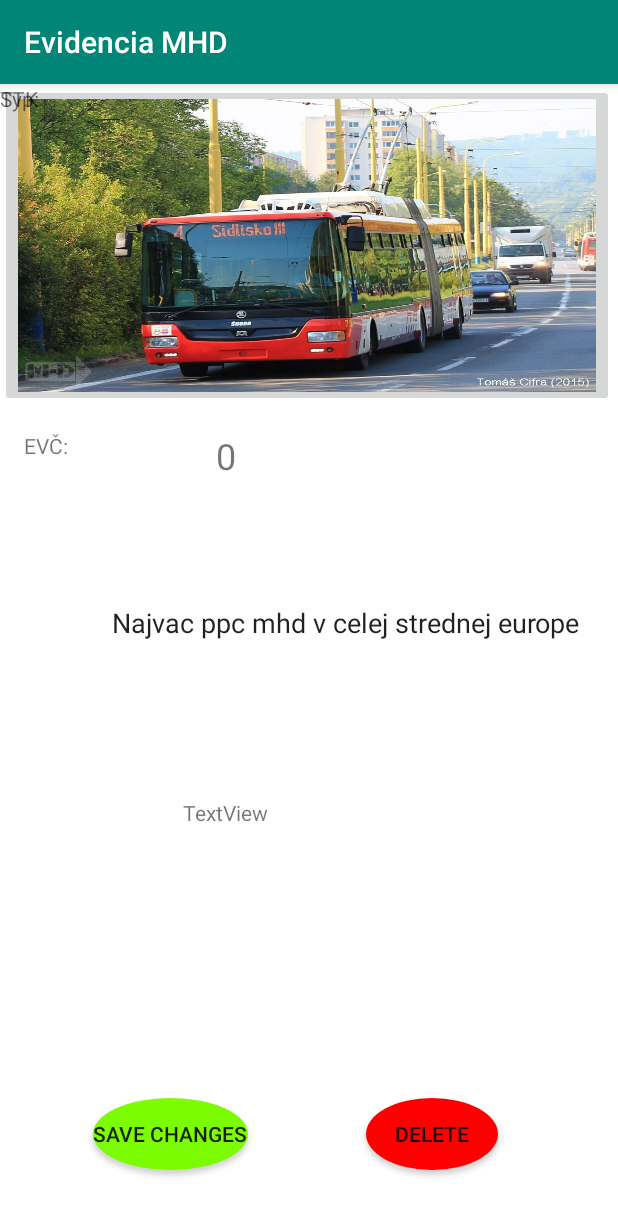
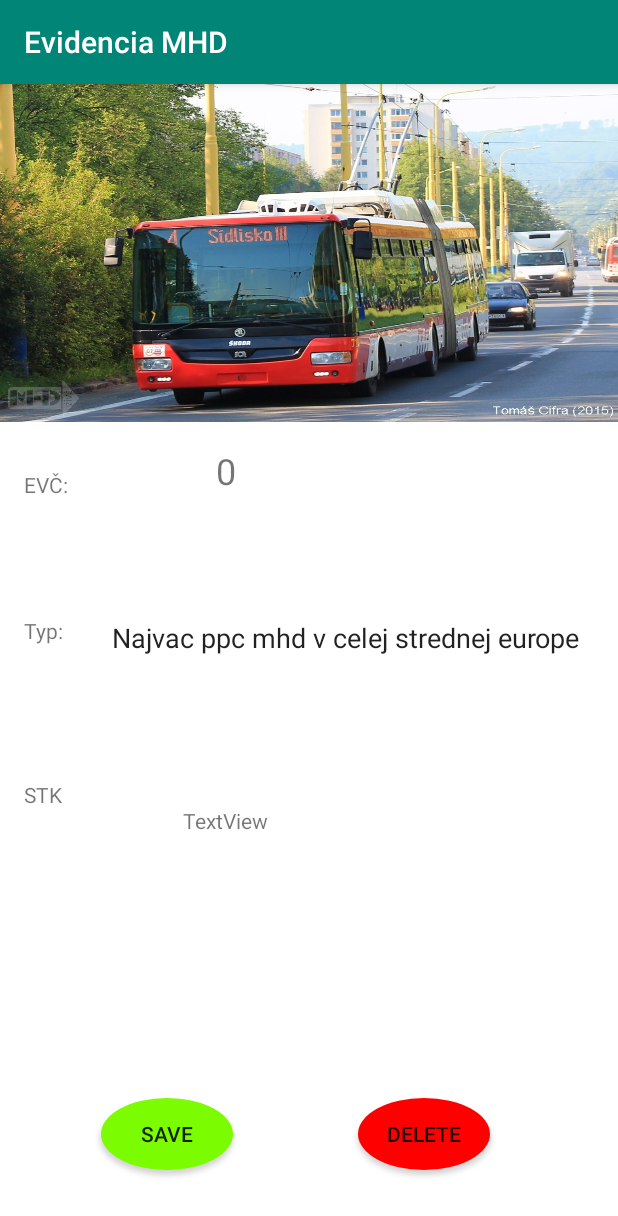
Before and after one commit to wittnerik/EvidenciaMHDapp, an Android app: the InformacieOVozidle screen opened directly, with no data from a screen before it, on a phone screen of 412 x 824 dp. Shown: the top 1216 px of the screen. Run offline under Robolectric (Android 15) with nearby library versions, the phone set to English and light mode, and no system bars; our stand-ins replace Firebase (no records; nobody signed in at launch, a user with empty details on screens opened directly); 1 statement that could not run was skipped.

Commit message:
Constraint fix

```diff
--- a/app/src/main/res/layout/informacie_o_vozidle.xml
+++ b/app/src/main/res/layout/informacie_o_vozidle.xml
@@ -20,10 +20,14 @@
 
     <ImageButton
         android:id="@+id/MHD"
-        android:layout_width="409dp"
-        android:layout_height="215dp"
+        android:layout_width="414dp"
+        android:layout_height="225dp"
+        android:layout_marginEnd="8dp"
+        android:background="@android:drawable/screen_background_light_transparent"
         android:scaleType="fitXY"
         android:src="@drawable/mhd"
+        app:layout_constraintEnd_toEndOf="parent"
+        app:layout_constraintHorizontal_bias="0.111"
         app:layout_constraintStart_toStartOf="parent"
         app:layout_constraintTop_toTopOf="parent" />
 
@@ -52,7 +56,7 @@
         android:layout_marginBottom="44dp"
         android:background="@drawable/round_button"
         android:gravity="center_vertical|center_horizontal"
-        android:text="Save changes"
+        android:text="Save"
         app:layout_constraintBottom_toBottomOf="parent"
         app:layout_constraintEnd_toStartOf="@+id/buttonDelete"
         app:layout_constraintStart_toStartOf="parent" />
@@ -87,28 +91,32 @@
 
     <TextView
         android:id="@+id/textView2"
-        android:layout_width="wrap_content"
-        android:layout_height="wrap_content"
+        android:layout_width="30dp"
+        android:layout_height="17dp"
         android:layout_marginStart="16dp"
-        android:layout_marginTop="231dp"
+        android:layout_marginTop="32dp"
         android:text="EVČ:"
         app:layout_constraintStart_toStartOf="parent"
-        app:layout_constraintTop_toTopOf="parent" />
+        app:layout_constraintTop_toBottomOf="@+id/MHD" />
 
     <TextView
         android:id="@+id/textView3"
         android:layout_width="wrap_content"
         android:layout_height="wrap_content"
+        android:layout_marginStart="16dp"
+        android:layout_marginTop="80dp"
         android:text="Typ:"
-        tools:layout_editor_absoluteX="16dp"
-        tools:layout_editor_absoluteY="344dp" />
+        app:layout_constraintStart_toStartOf="parent"
+        app:layout_constraintTop_toBottomOf="@+id/textView2" />
 
     <TextView
         android:id="@+id/textView4"
         android:layout_width="wrap_content"
         android:layout_height="wrap_content"
+        android:layout_marginStart="16dp"
+        android:layout_marginTop="90dp"
         android:text="STK"
-        tools:layout_editor_absoluteX="16dp"
-        tools:layout_editor_absoluteY="471dp" />
+        app:layout_constraintStart_toStartOf="parent"
+        app:layout_constraintTop_toBottomOf="@+id/textView3" />
 
 </android.support.constraint.ConstraintLayout>
--- a/app/src/main/res/layout/vyber_typu.xml
+++ b/app/src/main/res/layout/vyber_typu.xml
@@ -42,6 +42,7 @@
         android:id="@+id/technickeVozidla"
         android:layout_width="match_parent"
         android:layout_height="wrap_content"
+        android:layout_marginStart="-1dp"
         android:adjustViewBounds="true"
         android:background="@android:drawable/screen_background_light_transparent"
         android:scaleType="centerInside"
```
